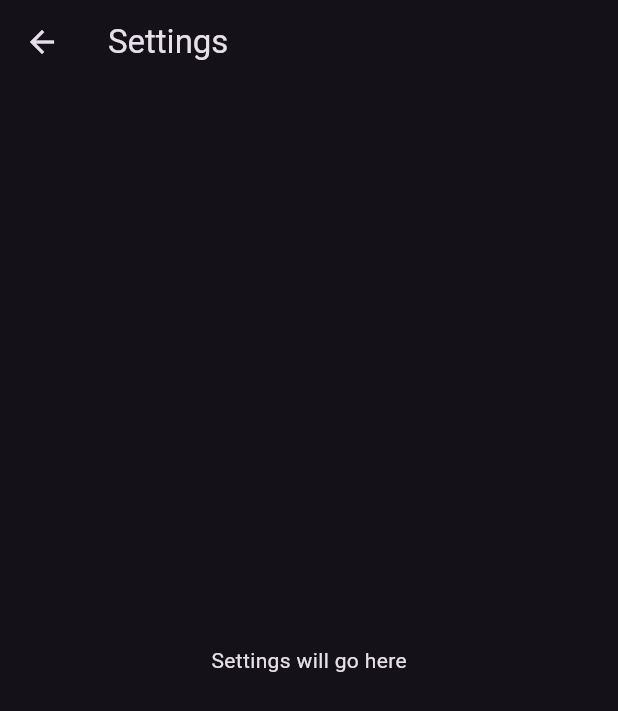
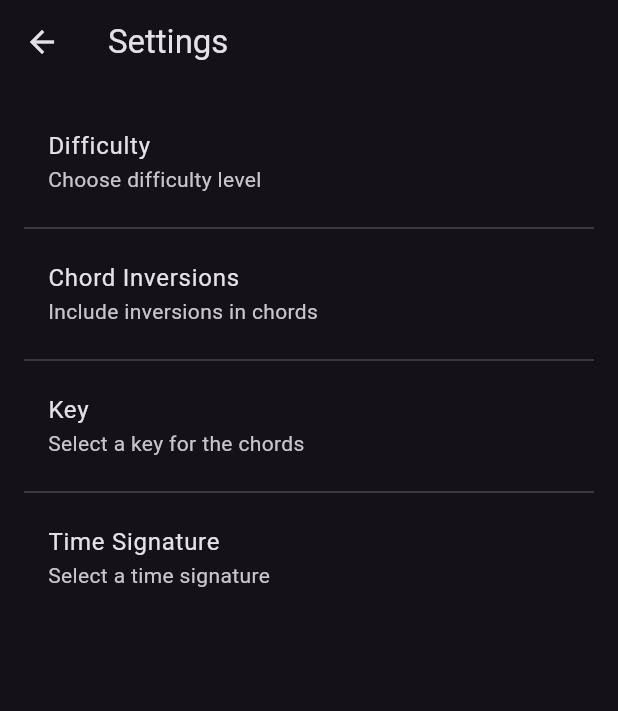
Before and after one commit to sagarguliani/flash_chords, a Flutter app: the SettingsScreen screen opened directly, on a phone screen of 412 x 824 dp. Shown: the top 711 px of the screen. Run offline on Flutter 3.47's test engine with Material 3 defaults, Android fonts, the phone set to English and light mode, and no system bars.

Commit message:
Initial commit

```diff
--- a/lib/screens/settings_screen.dart
+++ b/lib/screens/settings_screen.dart
@@ -1,12 +1,45 @@
-import 'package:flutter/material.dart';
-
 class SettingsScreen extends StatelessWidget {
   @override
   Widget build(BuildContext context) {
     return Scaffold(
       appBar: AppBar(title: Text('Settings')),
-      body: Center(
-        child: Text('Settings will go here'),
+      body: Padding(
+        padding: EdgeInsets.all(16.0),
+        child: ListView(
+          children: [
+            ListTile(
+              title: Text('Difficulty'),
+              subtitle: Text('Choose difficulty level'),
+              onTap: () {
+                // Implement difficulty level selection logic here later
+              },
+            ),
+            Divider(),
+            ListTile(
+              title: Text('Chord Inversions'),
+              subtitle: Text('Include inversions in chords'),
+              onTap: () {
+                // Implement inversion toggle later
+              },
+            ),
+            Divider(),
+            ListTile(
+              title: Text('Key'),
+              subtitle: Text('Select a key for the chords'),
+              onTap: () {
+                // Implement key selection later
+              },
+            ),
+            Divider(),
+            ListTile(
+              title: Text('Time Signature'),
+              subtitle: Text('Select a time signature'),
+              onTap: () {
+                // Implement time signature selection later
+              },
+            ),
+          ],
+        ),
       ),
     );
   }
```
Also changed, not shown: lib/screens/flash_card_screen.dart (+54 -17 lines).
